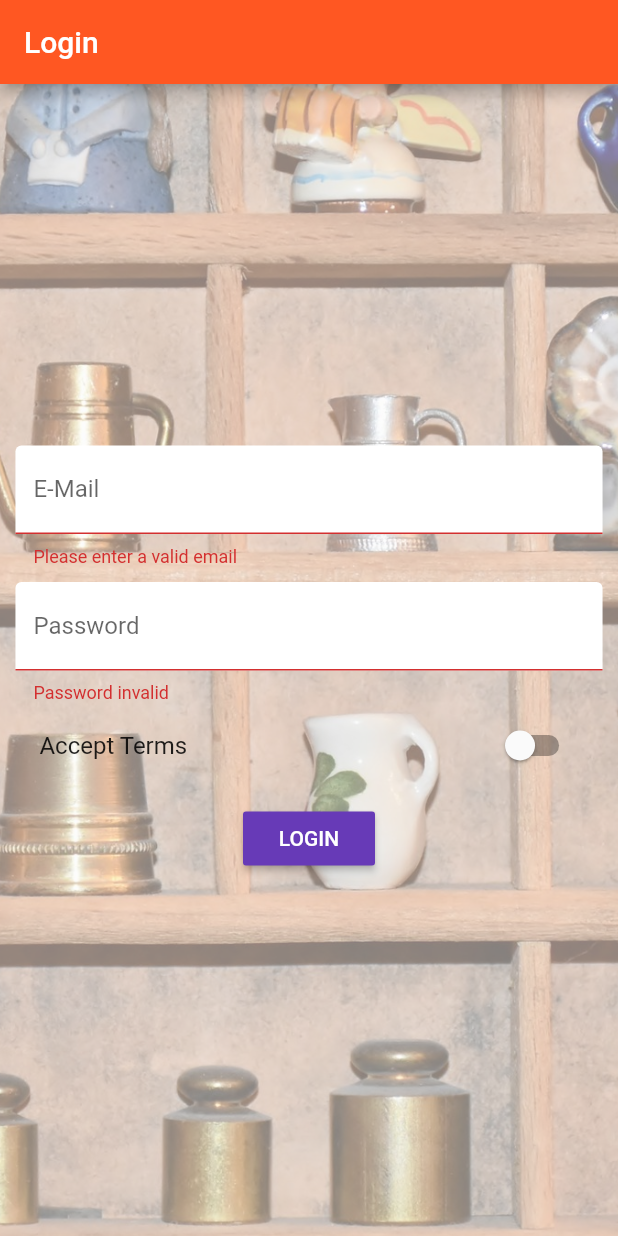
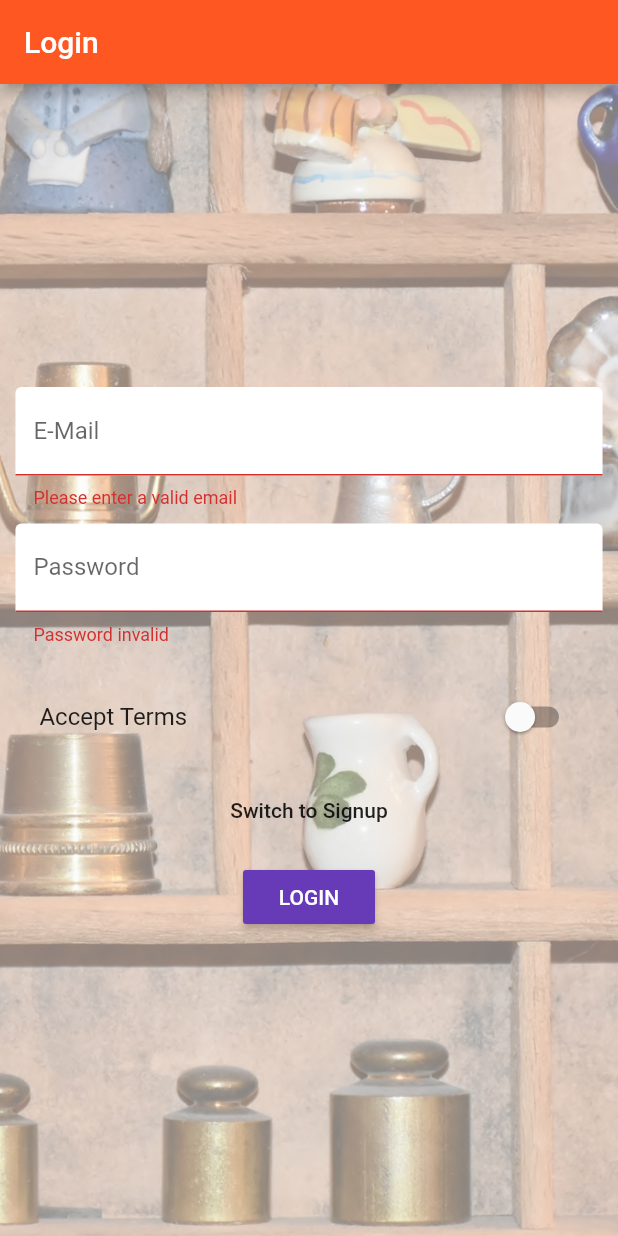
Before and after one commit to shawnloh/flutter_easylist, a Flutter app: the screen it shows after launch, after a tap on "LOGIN", on a phone screen of 412 x 824 dp. Run offline on Flutter 3.47's test engine with Material 2 defaults, Android fonts, the phone set to English and light mode, and no system bars; accounts and stored records are empty; network calls fail.

Commit message:
Added signup with firebase

```diff
--- a/lib/pages/auth.dart
+++ b/lib/pages/auth.dart
@@ -1,6 +1,8 @@
 import 'package:flutter/material.dart';
 import 'package:scoped_model/scoped_model.dart';
 import '../scoped-models/main.dart';
+
+enum AuthMode { Signup, Login }
 
 class AuthPage extends StatefulWidget {
   @override
@@ -16,6 +18,8 @@ class _AuthPageState extends State<AuthPage> {
     'acceptTerms': false
   };
   final GlobalKey<FormState> _formKey = GlobalKey<FormState>();
+  final TextEditingController _passwordTextController = TextEditingController();
+  AuthMode _authMode = AuthMode.Login;
 
   DecorationImage _buildBackgroundImage() {
     return DecorationImage(
@@ -46,6 +50,7 @@ class _AuthPageState extends State<AuthPage> {
 
   Widget _buildPasswordTextField() {
     return TextFormField(
+      controller: _passwordTextController,
       decoration: InputDecoration(
           labelText: 'Password', filled: true, fillColor: Colors.white),
       obscureText: true,
@@ -56,6 +61,19 @@ class _AuthPageState extends State<AuthPage> {
       },
       onSaved: (String value) {
         _formData['password'] = value;
+      },
+    );
+  }
+
+  Widget _buildPasswordConfirmTextField() {
+    return TextFormField(
+      decoration: InputDecoration(
+          labelText: 'Confirm Password', filled: true, fillColor: Colors.white),
+      obscureText: true,
+      validator: (String value) {
+        if (_passwordTextController.text != value) {
+          return 'Passwords do not match';
+        }
       },
     );
   }
@@ -72,13 +90,35 @@ class _AuthPageState extends State<AuthPage> {
     );
   }
 
-  void _submitForm(Function login) {
+  void _submitForm(Function login, Function signUp) async {
     if (!_formKey.currentState.validate() || !_formData['acceptTerms']) {
       return;
     }
     _formKey.currentState.save();
-    login(_formData['email'], _formData['password']);
-    Navigator.pushReplacementNamed(context, '/products');
+    if (_authMode == AuthMode.Login) {
+      login(_formData['email'], _formData['password']);
+    } else {
+      final Map<String, dynamic> successInformation =
+          await signUp(_formData['email'], _formData['password']);
+      if (successInformation['success']) {
+        Navigator.pushReplacementNamed(context, '/products');
+      } else {
+        showDialog(
+            context: context,
+            builder: (BuildContext context) {
+              return AlertDialog(
+                title: Text('An Error Occurred!'),
+                content: Text(successInformation['message']),
+                actions: <Widget>[
+                  FlatButton(
+                    child: Text('Okay'),
+                    onPressed: Navigator.of(context).pop,
+                  )
+                ],
+              );
+            });
+      }
+    }
   }
 
   @override
@@ -107,17 +147,45 @@ class _AuthPageState extends State<AuthPage> {
                       height: 10.0,
                     ),
                     _buildPasswordTextField(),
+                    SizedBox(
+                      height: 10.0,
+                    ),
+                    _authMode == AuthMode.Signup
+                        ? _buildPasswordConfirmTextField()
+                        : Container(),
+                    SizedBox(
+                      height: 10.0,
+                    ),
                     _buildAcceptSwitch(),
+                    SizedBox(
+                      height: 10.0,
+                    ),
+                    FlatButton(
+                      child: Text(
+                          'Switch to ${_authMode == AuthMode.Login ? 'Signup' : 'Login'}'),
+                      onPressed: () {
+                        setState(() {
+                          _authMode = _authMode == AuthMode.Login
+                              ? AuthMode.Signup
+                              : AuthMode.Login;
+                        });
+                      },
+                    ),
                     SizedBox(
                       height: 10.0,
                     ),
                     ScopedModelDescendant<MainModel>(builder:
                         (BuildContext context, Widget child, MainModel model) {
-                      return RaisedButton(
-                        textColor: Colors.white,
-                        child: Text('LOGIN'),
-                        onPressed: () => _submitForm(model.login),
-                      );
+                      return model.isLoading
+                          ? CircularProgressIndicator()
+                          : RaisedButton(
+                              textColor: Colors.white,
+                              child: Text(_authMode == AuthMode.Login
+                                  ? 'LOGIN'
+                                  : 'SIGNUP'),
+                              onPressed: () =>
+                                  _submitForm(model.login, model.signup),
+                            );
                     }),
                   ],
                 ),
--- a/lib/widgets/products/product_card.dart
+++ b/lib/widgets/products/product_card.dart
@@ -48,7 +48,8 @@ class ProductCard extends StatelessWidget {
                 : Icons.favorite_border),
             color: Colors.red,
             onPressed: () {
-              model.selectProduct(model.allProducts[productIndex].id);
+              model
+                  .selectProduct(model.allProducts[productIndex].id.toString());
               model.toggleProductFavourite();
             },
           )
```
Also changed, not shown: lib/scoped-models/connected_products.dart (+37 -5 lines).
